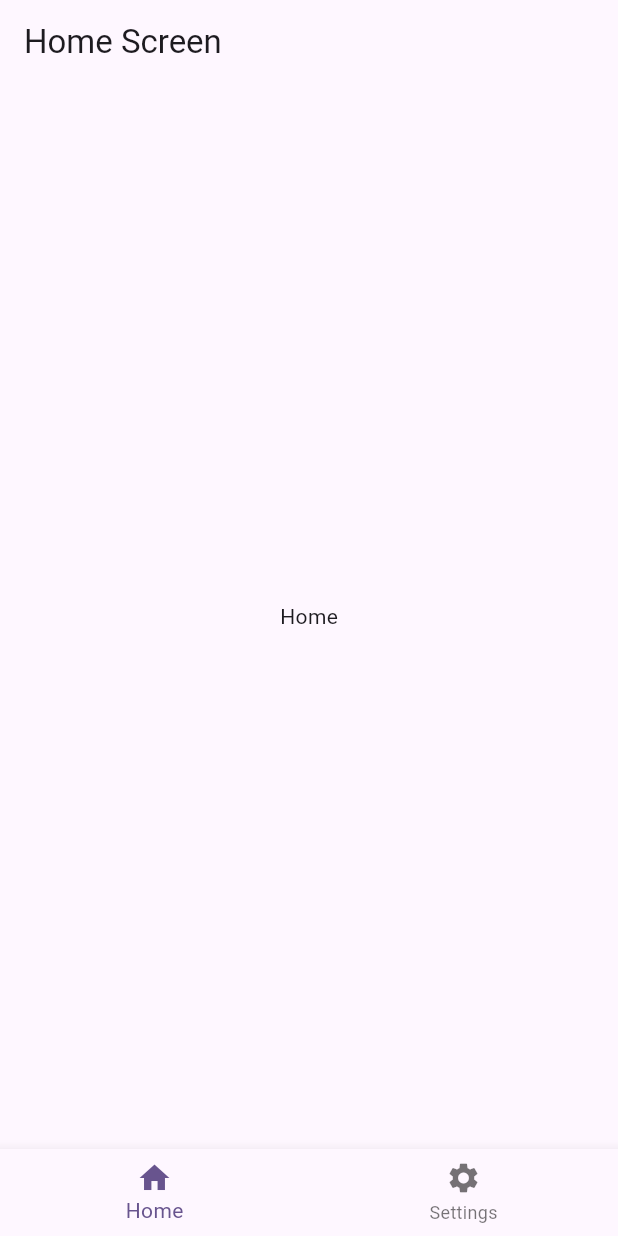
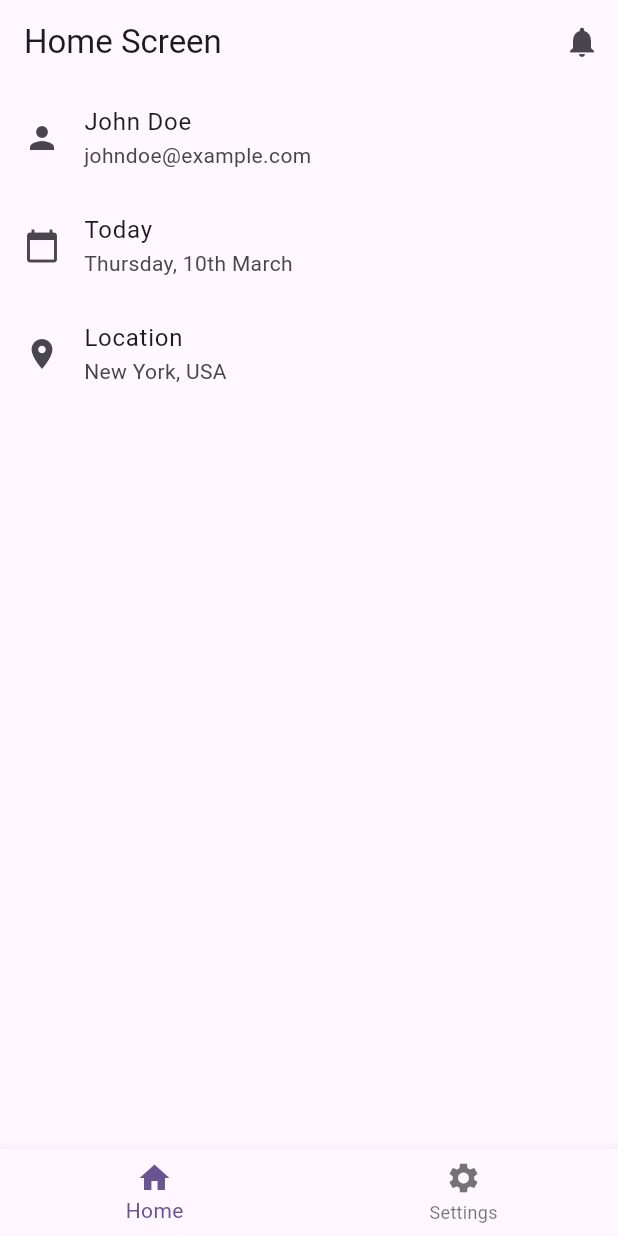
Before and after one commit to Sastra-Digital-School/zero_to_hero_project, a Flutter app: the screen it shows after launch, on a phone screen of 412 x 824 dp. Run offline on Flutter 3.47's test engine with Material 3 defaults, Android fonts, the phone set to English and light mode, and no system bars.

Commit message:
Update home screen

```diff
--- a/lib/view/home_screen.dart
+++ b/lib/view/home_screen.dart
@@ -21,7 +21,25 @@ class _HomeScreenState extends State<HomeScreen> {
   @override
   Widget build(BuildContext context) {
     return Scaffold(
-      appBar: AppBar(title: Text('Home Screen')),
+      appBar: AppBar(
+        title: Text('Home Screen'),
+        actions: [
+          IconButton(
+            icon: const Icon(Icons.notifications),
+            onPressed: () {
+              showDialog(
+                context: context,
+                builder: (context) {
+                  return AlertDialog(
+                    title: const Text('Notifications'),
+                    content: const Text('No notifications'),
+                  );
+                },
+              );
+            },
+          ),
+        ],
+      ),
       body: _children[_currentIndex],
       bottomNavigationBar: BottomNavigationBar(
         onTap: onTabTapped,
@@ -43,7 +61,25 @@ class Home extends StatelessWidget {
 
   @override
   Widget build(BuildContext context) {
-    return Center(child: Text('Home'));
+    return ListView(
+      children: [
+        ListTile(
+          leading: const Icon(Icons.person),
+          title: const Text('John Doe'),
+          subtitle: const Text('johndoe@example.com'),
+        ),
+        ListTile(
+          leading: const Icon(Icons.calendar_today),
+          title: const Text('Today'),
+          subtitle: const Text('Thursday, 10th March'),
+        ),
+        ListTile(
+          leading: const Icon(Icons.location_on),
+          title: const Text('Location'),
+          subtitle: const Text('New York, USA'),
+        ),
+      ],
+    );
   }
 }
 
@@ -52,6 +88,38 @@ class Settings extends StatelessWidget {
 
   @override
   Widget build(BuildContext context) {
-    return Center(child: Text('Settings'));
+    return ListView(
+      children: [
+        ListTile(
+          leading: const Icon(Icons.dark_mode),
+          title: const Text('Dark Mode'),
+          trailing: Switch(value: false, onChanged: (value) {}),
+        ),
+        ListTile(
+          leading: const Icon(Icons.language),
+          title: const Text('Language'),
+          subtitle: const Text('English'),
+          onTap: () {
+            showDialog(
+              context: context,
+              builder: (context) {
+                return AlertDialog(
+                  title: const Text('Language'),
+                  content: const Text('Please select your language'),
+                  actions: [
+                    TextButton(
+                      onPressed: () {
+                        Navigator.of(context).pop();
+                      },
+                      child: const Text('OK'),
+                    ),
+                  ],
+                );
+              },
+            );
+          },
+        ),
+      ],
+    );
   }
 }
```
